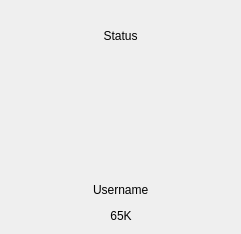
Qt form UI/blackjack/player.ui (MatsuoRotsuki/cpp_blackjack) before a commit.
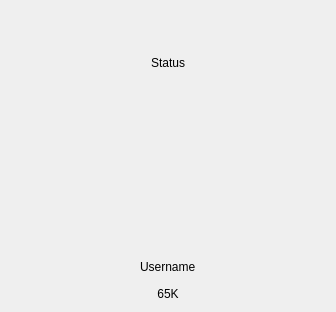
The same form after that commit. Icons and pictures are not drawn.

The edit to the form file:
```diff
--- a/UI/blackjack/player.ui
+++ b/UI/blackjack/player.ui
@@ -6,8 +6,8 @@
    <rect>
     <x>0</x>
     <y>0</y>
-    <width>241</width>
-    <height>234</height>
+    <width>336</width>
+    <height>312</height>
    </rect>
   </property>
   <property name="windowTitle">
```
